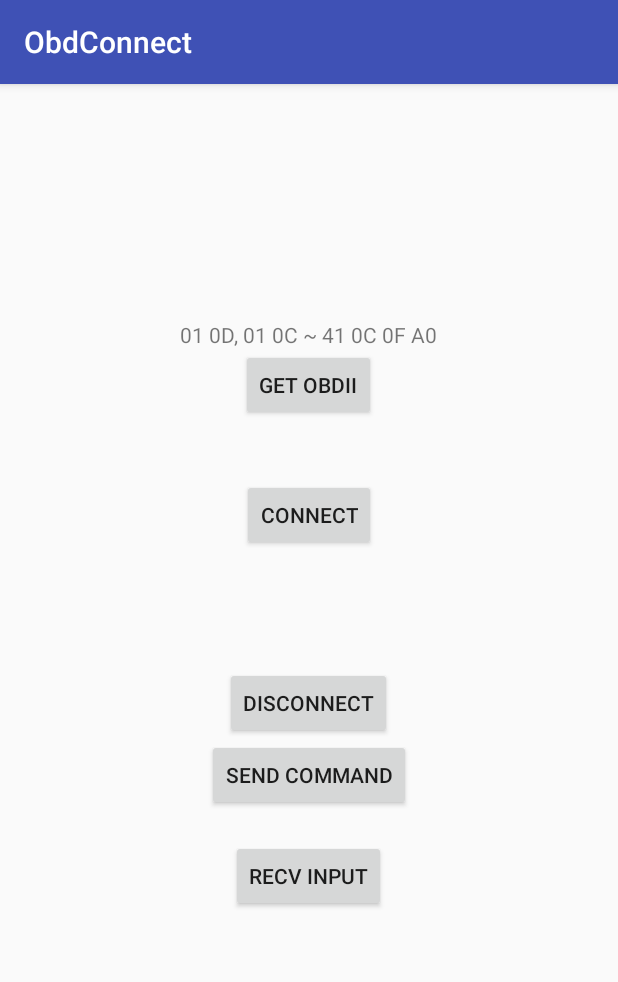
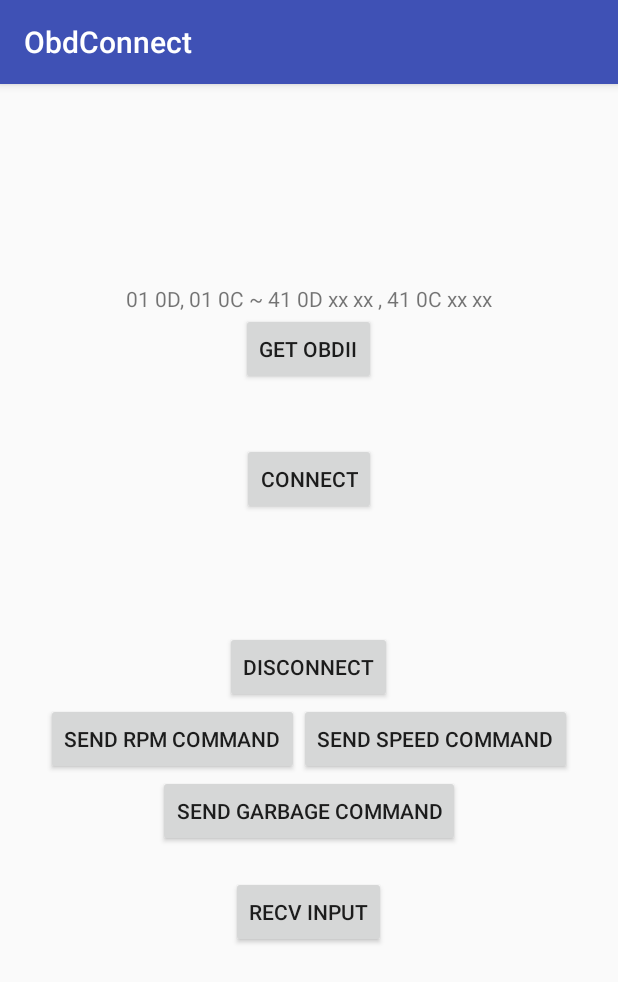
Before and after one commit to Aaronmb123/obdConnect, an Android app: the screen it shows after launch (MainActivity), on a phone screen of 412 x 824 dp. Shown: the top 982 px of the screen. Run offline under Robolectric (Android 15) with nearby library versions, the phone set to English and light mode, and no system bars.

Commit message:
can read without freezing

```diff
--- a/app/src/main/java/com/bakeaaro/obdconnect/MainActivity.java
+++ b/app/src/main/java/com/bakeaaro/obdconnect/MainActivity.java
@@ -37,11 +37,14 @@ public class MainActivity extends AppCompatActivity {
     private InputStream mInputStream;
     private OutputStream mOutputStream;
     private byte[] mBuffer;
+    private StringBuilder mStrBuffer = new StringBuilder();
 
     private Button mOBDButton;
     private Button mConnectButton;
     private Button mDisconnectButton;
-    private Button mSendCommandButton;
+    private Button mSendRpmCommandButton;
+    private Button mSendSpeedCommandButton;
+    private Button mSendGarbageCommandButton;
     private Button mRecvInputButton;
 
     private TextView mDeviceTV;
@@ -71,8 +74,17 @@ public class MainActivity extends AppCompatActivity {
         mRecvInputButton.setOnClickListener(new View.OnClickListener() {
             @Override
             public void onClick(View v) {
+
+                try {
+                    if (mInputStream.available() == 0) {
+                        Toast.makeText(getApplicationContext(), "No data to read", Toast.LENGTH_SHORT).show();
+                        return;
+                    }
+                } catch (IOException ioe ) {
+
+                    return;
+                }
 //                byte b = 0;
-//                int bytesToRead = 6;
 //                StringBuilder res = new StringBuilder();
 //                char c;
 //
@@ -80,7 +92,6 @@ public class MainActivity extends AppCompatActivity {
 //                    while (((b = (byte) mInputStream.read()) > -1)) {
 //                        c = (char) b;
 //                        res.append(c);
-//                        if (--bytesToRead < 1) break;
 //                    }
 //                } catch (IOException e) {
 //                    mRecvInputTV.setText("Error during receive");
@@ -96,22 +107,69 @@ public class MainActivity extends AppCompatActivity {
                 int numBytes = 0; // bytes returned from read()
 
                 try {
-                    numBytes = mInputStream.read(mBuffer, 0, 4);
+                    numBytes = mInputStream.read(mBuffer, 0, 1);
+                    mStrBuffer.append((char)mBuffer[0]);
                 } catch (IOException e) {
                     mRecvInputTV.setText("error receiving input");
                     return;
                 }
-                String bytesRead = mBuffer[0] + " " + mBuffer[1] + " " + mBuffer[2] + " " + mBuffer[3];
-                mRecvInputTV.setText(bytesRead);
+
+                mRecvInputTV.setText(mStrBuffer);
 
 
             }
         });
 
+        mSendGarbageCommandButton = (Button) findViewById(R.id.send_garbage_button);
+        mSendGarbageCommandButton.setOnClickListener(new View.OnClickListener() {
+            @Override
+            public void onClick(View v) {
+                //String cmd = mCmdsET.getText().toString();
+                //if (cmd != null) {
+                byte[] bytes = new byte[]{0x01, 0x00};
 
+                try {
+                    mOutputStream.write(bytes);
+                    mSendCommandTV.setText("Bytes sent: " + bytes[0] + " " + bytes[1]);
+                } catch (IOException e) {
+                    mSendCommandTV.setText("Bytes not sent");
+                    Writer writer = new StringWriter();
+                    e.printStackTrace(new PrintWriter(writer));
+                    String s = writer.toString();
+                    mErrorTV.setText(s);
+                    return;
+                }
+
+                //}
+            }
+        });
+
+        mSendSpeedCommandButton = (Button) findViewById(R.id.send_speed_button);
+        mSendSpeedCommandButton.setOnClickListener(new View.OnClickListener() {
+            @Override
+            public void onClick(View v) {
+                //String cmd = mCmdsET.getText().toString();
+                //if (cmd != null) {
+                byte[] bytes = new byte[]{0x01, 0x0D};
+
+                try {
+                    mOutputStream.write(bytes);
+                    mSendCommandTV.setText("Bytes sent: " + bytes[0] + " " + bytes[1]);
+                } catch (IOException e) {
+                    mSendCommandTV.setText("Bytes not sent");
+                    Writer writer = new StringWriter();
+                    e.printStackTrace(new PrintWriter(writer));
+                    String s = writer.toString();
+                    mErrorTV.setText(s);
+                    return;
+                }
+
+                //}
+            }
+        });
         //mCmdsET = (EditText) findViewById(R.id.cmds_edit_text);
-        mSendCommandButton = (Button) findViewById(R.id.send_cmds_button);
-        mSendCommandButton.setOnClickListener(new View.OnClickListener() {
+        mSendRpmCommandButton = (Button) findViewById(R.id.send_rpm_button);
+        mSendRpmCommandButton.setOnClickListener(new View.OnClickListener() {
             @Override
             public void onClick(View v) {
                 //String cmd = mCmdsET.getText().toString();
--- a/app/src/main/res/layout/activity_main.xml
+++ b/app/src/main/res/layout/activity_main.xml
@@ -10,7 +10,7 @@
     tools:context="com.bakeaaro.obdconnect.MainActivity">
 
     <TextView
-        android:text="01 0D, 01 0C ~ 41 0C 0F A0"
+        android:text="01 0D, 01 0C ~ 41 0D xx xx , 41 0C xx xx"
         android:layout_width="wrap_content"
         android:layout_height="wrap_content"/>
 
@@ -69,9 +69,25 @@
     <!--android:layout_height="wrap_content"-->
     <!--android:layout_marginBottom="5dp"/>-->
 
+    <LinearLayout
+        android:layout_height="wrap_content"
+        android:layout_width="wrap_content"
+        android:orientation="horizontal">
     <Button
-        android:id="@+id/send_cmds_button"
-        android:text="Send Command"
+        android:id="@+id/send_rpm_button"
+        android:text="Send RPM Command"
+        android:layout_width="wrap_content"
+        android:layout_height="wrap_content"/>
+    <Button
+        android:id="@+id/send_speed_button"
+        android:text="Send Speed Command"
+        android:layout_width="wrap_content"
+        android:layout_height="wrap_content"/>
+    </LinearLayout>
+
+    <Button
+        android:id="@+id/send_garbage_button"
+        android:text="Send Garbage Command"
         android:layout_width="wrap_content"
         android:layout_height="wrap_content"/>
     <TextView
```
